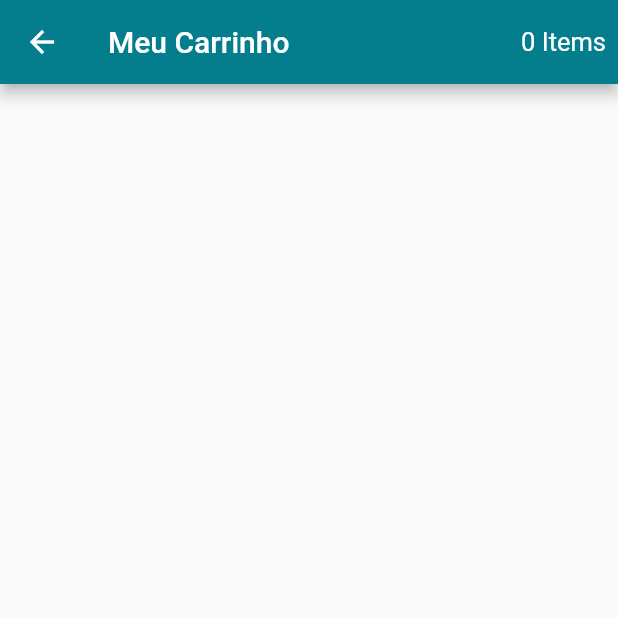
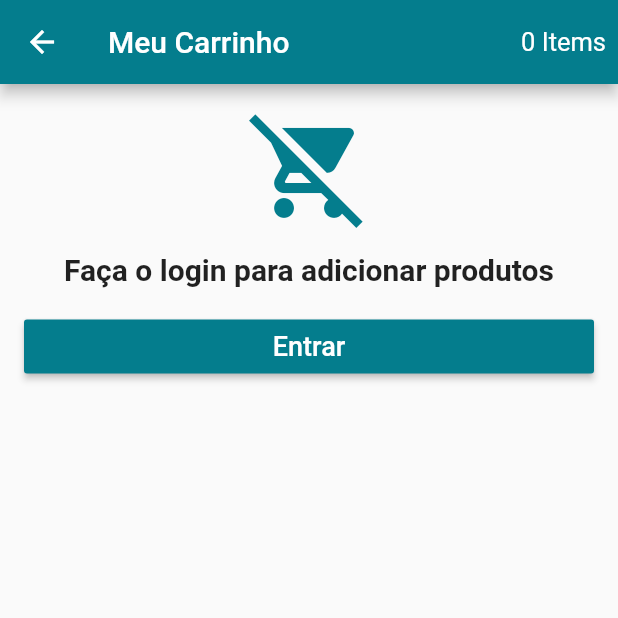
Before and after one commit to tresende/flutter-loja-virtual, a Flutter app: the CartScreen screen opened directly, on a phone screen of 412 x 824 dp, the top half of it. Run offline on Flutter 3.47's test engine with Material 2 defaults, Android fonts, the phone set to English and light mode, and no system bars; our stand-ins replace carousel_pro, cloud_firestore, firebase_auth, transparent_image; accounts and stored records are empty.

Commit message:
Tela login no carrinho

```diff
--- a/lib/models/cart.dart
+++ b/lib/models/cart.dart
@@ -7,6 +7,7 @@ import 'package:scoped_model/scoped_model.dart';
 class CartModel extends Model {
   List<CartProduct> products = [];
   UserModel user;
+  bool isLoading = false;
 
   CartModel(this.user);
 
--- a/lib/screens/cart_screen.dart
+++ b/lib/screens/cart_screen.dart
@@ -1,5 +1,6 @@
 import 'package:flutter/material.dart';
 import 'package:flutter_loja_virtual/models/cart.dart';
+import 'package:flutter_loja_virtual/models/user_model.dart';
 import 'package:scoped_model/scoped_model.dart';
 
 class CartScreen extends StatelessWidget {
@@ -23,6 +24,40 @@ class CartScreen extends StatelessWidget {
           )
         ],
       ),
+      body: ScopedModelDescendant<CartModel>(
+        builder: (context, child, model) {
+          var logged = UserModel.of(context).isLoggedIn();
+          if (model.isLoading && logged) {
+            return Center(child: CircularProgressIndicator());
+          } else if (!logged) {
+            return Container(
+              padding: EdgeInsets.all(16),
+              child: Column(
+                crossAxisAlignment: CrossAxisAlignment.stretch,
+                children: <Widget>[
+                  Icon(Icons.remove_shopping_cart,
+                      size: 80, color: Theme.of(context).primaryColor),
+                  SizedBox(height: 16),
+                  Text("Faça o login para adicionar produtos",
+                      textAlign: TextAlign.center,
+                      style:
+                          TextStyle(fontSize: 20, fontWeight: FontWeight.bold)),
+                  SizedBox(height: 16),
+                  RaisedButton(
+                    onPressed: () {},
+                    textColor: Colors.white,
+                    color: Theme.of(context).primaryColor,
+                    child: Text(
+                      "Entrar",
+                      style: TextStyle(fontSize: 18),
+                    ),
+                  )
+                ],
+              ),
+            );
+          }
+        },
+      ),
     );
   }
 }
```
